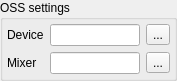
This is apps/zxtune-qt/ui/preferences/sound_oss.ui in vitamin-caig/zxtune as Qt 5 draws it before an edit. The edited form follows.
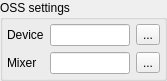
This is the edited form.

The edit to the form file:
```diff
--- a/apps/zxtune-qt/ui/preferences/sound_oss.ui
+++ b/apps/zxtune-qt/ui/preferences/sound_oss.ui
@@ -6,7 +6,7 @@
    <rect>
     <x>0</x>
     <y>0</y>
-    <width>177</width>
+    <width>167</width>
     <height>79</height>
    </rect>
   </property>
@@ -41,12 +41,6 @@
       </item>
       <item row="1" column="0">
        <widget class="QLabel" name="labelMixer">
-        <property name="sizePolicy">
-         <sizepolicy hsizetype="Maximum" vsizetype="Preferred">
-          <horstretch>0</horstretch>
-          <verstretch>0</verstretch>
-         </sizepolicy>
-        </property>
         <property name="text">
          <string>Mixer</string>
         </property>
```
Left out of the diff: 6 changed lines with no effect on the pictures.
